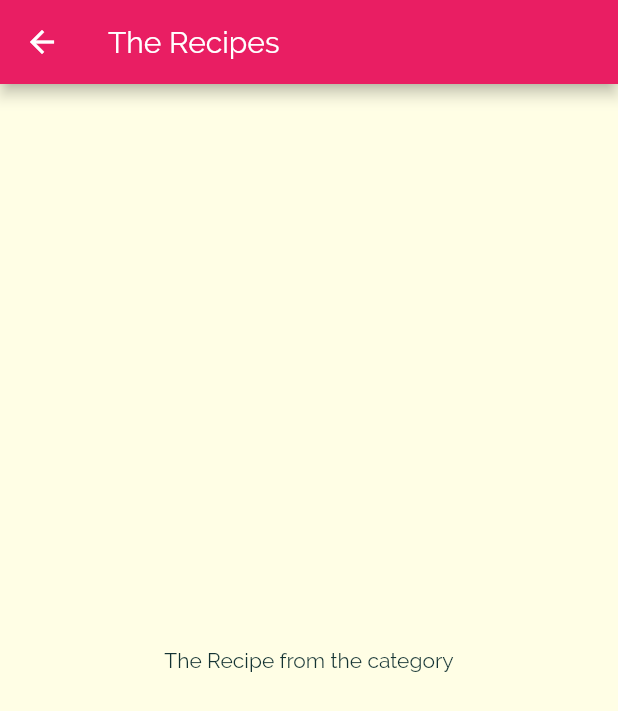
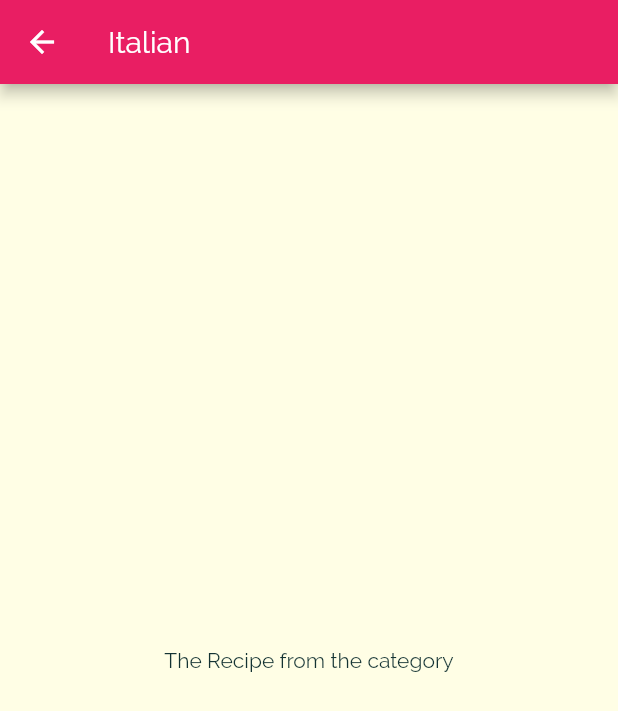
Before and after one commit to Mohamed-Issa/deli_meal, a Flutter app: the screen it shows after launch, after a tap on "Italian", on a phone screen of 412 x 824 dp. Shown: the top 711 px of the screen. Run offline on Flutter 3.47's test engine with Material 2 defaults, Android fonts, the phone set to English and light mode, and no system bars.

Commit message:
passing data via constructor

```diff
--- a/lib/categories_screen.dart
+++ b/lib/categories_screen.dart
@@ -13,7 +13,8 @@ class CategoriesScreen extends StatelessWidget {
       body: GridView(
         padding: EdgeInsets.all(25),
         children: DUMMY_CATEGORIES
-            .map((catData) => CategoryItem(catData.title, catData.color))
+            .map((catData) =>
+                CategoryItem(catData.id, catData.title, catData.color))
             .toList(),
         gridDelegate: SliverGridDelegateWithMaxCrossAxisExtent(
             maxCrossAxisExtent: 200,
--- a/lib/category_item.dart
+++ b/lib/category_item.dart
@@ -1,15 +1,19 @@
-
 import 'package:flutter/material.dart';
 import './category_meals_screen.dart';
+
 class CategoryItem extends StatelessWidget {
+  final String id;
   final Color color;
   final String title;
 
-  CategoryItem(this.title, this.color);
+  CategoryItem(this.id, this.title, this.color);
 
-  void selectCategory(BuildContext ctx){
+  void selectCategory(BuildContext ctx) {
     Navigator.of(ctx).push(MaterialPageRoute(builder: (_) {
-      return CategoryMealsScreen();
+      return CategoryMealsScreen(
+        categoryID: id,
+        categoryTitle: title,
+      );
     }));
   }
 
--- a/lib/category_meals_screen.dart
+++ b/lib/category_meals_screen.dart
@@ -1,11 +1,15 @@
 import 'package:flutter/material.dart';
 
 class CategoryMealsScreen extends StatelessWidget {
+  final String categoryID;
+  final String categoryTitle;
+
+  CategoryMealsScreen({this.categoryID,this.categoryTitle});
   @override
   Widget build(BuildContext context) {
     return Scaffold(
       appBar: AppBar(
-        title: Text('The Recipes'),
+        title: Text(categoryTitle),
       ),
       body: Center(
         child: Text('The Recipe from the category'),
```
